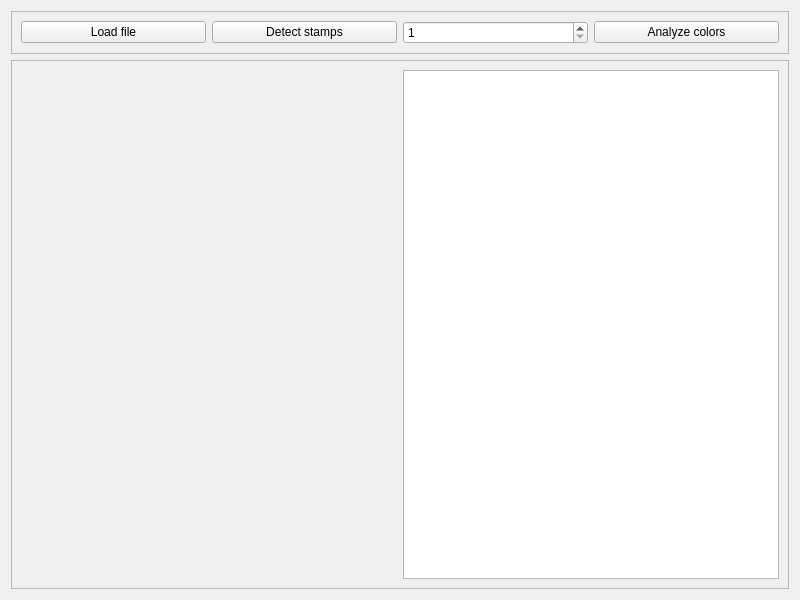
This is color_detect_gui/form.ui in Limhes/ColorIdentification as Qt 5 draws it before an edit. The edited form follows.
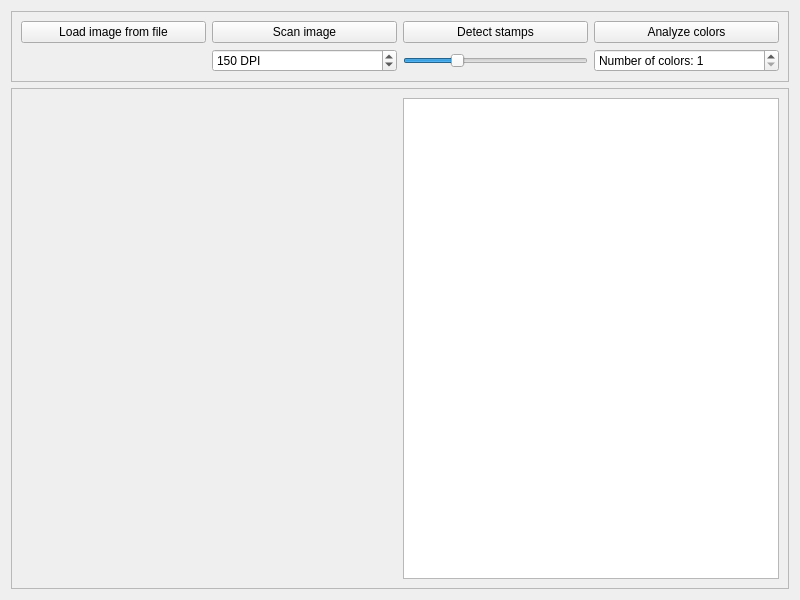
This is the edited form.

Diff of the .ui file:
```diff
--- a/color_detect_gui/form.ui
+++ b/color_detect_gui/form.ui
@@ -23,8 +23,58 @@
       <enum>QFrame::Shadow::Raised</enum>
      </property>
      <layout class="QGridLayout" name="gridLayout">
+      <item row="0" column="1">
+       <widget class="QPushButton" name="btnLoadFile">
+        <property name="text">
+         <string>Load image from file</string>
+        </property>
+       </widget>
+      </item>
+      <item row="0" column="3">
+       <widget class="QPushButton" name="btnFindStamps">
+        <property name="text">
+         <string>Detect stamps</string>
+        </property>
+       </widget>
+      </item>
+      <item row="0" column="5">
+       <widget class="QPushButton" name="btnAnalyzeColors">
+        <property name="text">
+         <string>Analyze colors</string>
+        </property>
+       </widget>
+      </item>
       <item row="0" column="2">
+       <widget class="QPushButton" name="btnScanImage">
+        <property name="text">
+         <string>Scan image</string>
+        </property>
+       </widget>
+      </item>
+      <item row="1" column="2">
+       <widget class="QSpinBox" name="spnDPI">
+        <property name="suffix">
+         <string> DPI</string>
+        </property>
+        <property name="minimum">
+         <number>50</number>
+        </property>
+        <property name="maximum">
+         <number>1200</number>
+        </property>
+        <property name="singleStep">
+         <number>50</number>
+        </property>
+        <property name="value">
+         <number>150</number>
+        </property>
+       </widget>
+      </item>
+      <item row="1" column="5">
        <widget class="QSpinBox" name="spnNumColors">
+        <property name="prefix">
+         <string>Number of colors: </string>
+        </property>
         <property name="minimum">
          <number>1</number>
         </property>
@@ -33,24 +83,22 @@
         </property>
        </widget>
       </item>
-      <item row="0" column="3">
-       <widget class="QPushButton" name="btnAnalyzeColors">
-        <property name="text">
-         <string>Analyze colors</string>
+      <item row="1" column="3">
+       <widget class="QSlider" name="sldThreshold">
+        <property name="sizePolicy">
+         <sizepolicy hsizetype="Minimum" vsizetype="Fixed">
+          <horstretch>0</horstretch>
+          <verstretch>0</verstretch>
+         </sizepolicy>
         </property>
-       </widget>
-      </item>
-      <item row="0" column="0">
-       <widget class="QPushButton" name="btnLoadFile">
-        <property name="text">
-         <string>Load file</string>
+        <property name="maximum">
+         <number>255</number>
         </property>
-       </widget>
-      </item>
-      <item row="0" column="1">
-       <widget class="QPushButton" name="btnFindStamps">
-        <property name="text">
-         <string>Detect stamps</string>
+        <property name="value">
+         <number>70</number>
+        </property>
+        <property name="orientation">
+         <enum>Qt::Orientation::Horizontal</enum>
         </property>
        </widget>
       </item>
```
